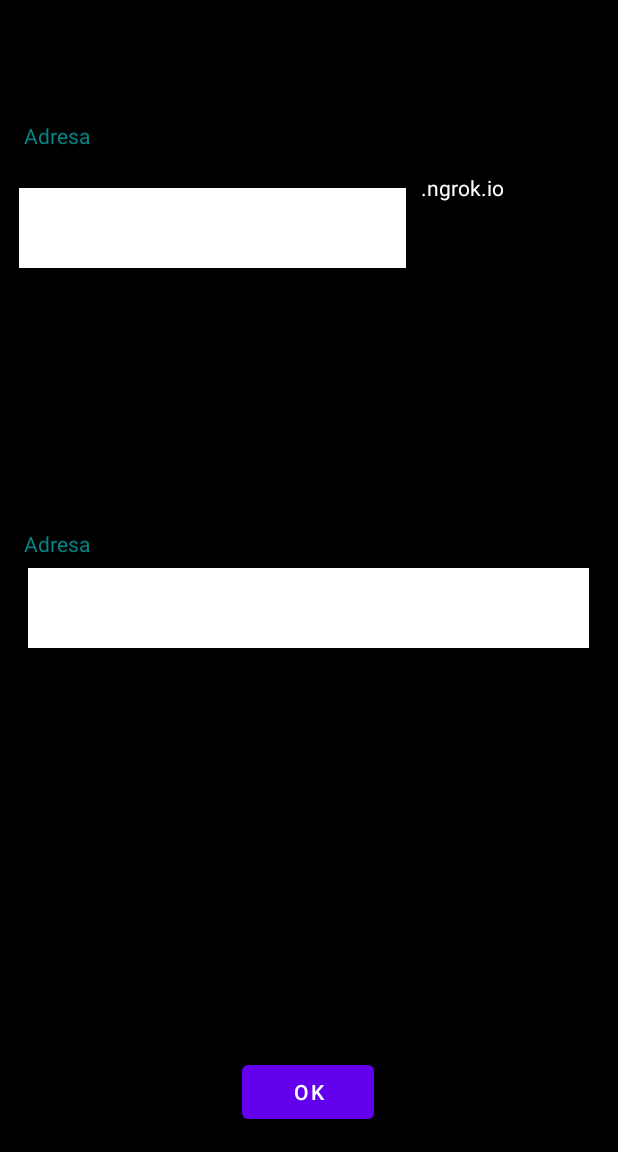
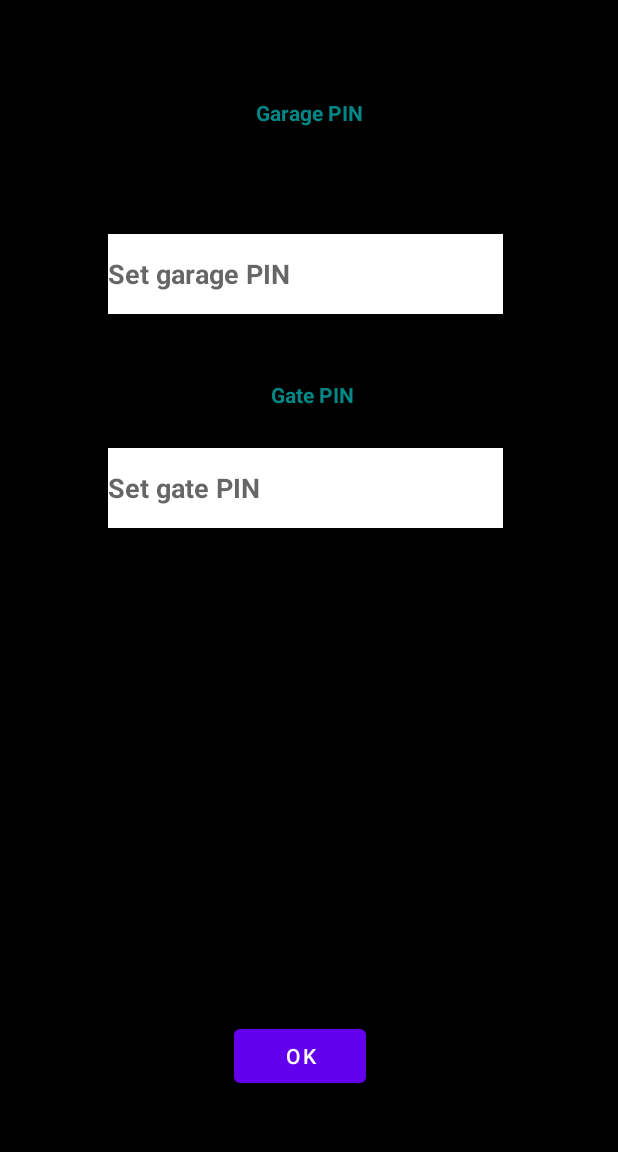
Before and after one commit to DeanoNoire/AndoApp, an Android app: the screen it shows after launch (SettingsActivity), after a tap on an icon or button, on a phone screen of 412 x 824 dp, the part 84-1236 px from its top. Run offline under Robolectric (Android 15) with nearby library versions, the phone set to English and light mode, and no system bars; network calls fail; 1 statement that could not run was skipped.

Commit message:
Volley added, settings altered

```diff
--- a/app/src/main/java/com/example/deanogater/MainActivity.kt
+++ b/app/src/main/java/com/example/deanogater/MainActivity.kt
@@ -1,5 +1,6 @@
 package com.example.deanogater
 
+import android.content.Context
 import androidx.appcompat.app.AppCompatActivity
 import android.os.Bundle
 import android.content.Intent
@@ -16,11 +17,14 @@ class MainActivity : AppCompatActivity() {
 
     val MAIN_URL = "http://nightingales.clanweb.eu"
 
-
-
     override fun onCreate(savedInstanceState: Bundle?) {
         super.onCreate(savedInstanceState)
         setContentView(R.layout.activity_main)
+
+        val sharedPreferences = getSharedPreferences("PRIPOJENI", Context.MODE_PRIVATE)
+        val garagePin = sharedPreferences.getString("GARAGEPIN", "")
+        val gatePin = sharedPreferences.getString("GATEPIN", "")
+
 
         settingsButton.setOnClickListener {
             val intent = Intent(this, SettingsActivity::class.java)
@@ -30,6 +34,20 @@ class MainActivity : AppCompatActivity() {
         restartScrap.setOnClickListener {
             restartScrap.visibility = INVISIBLE
             mainCoroutine()
+        }
+
+        gateImage.setOnClickListener{
+            println(gatePin)
+            if (gatePin != null) {
+                zmenStav(1, gatePin, this, MAIN_URL)
+            }
+        }
+
+        garageImage.setOnClickListener{
+            println(garagePin)
+            if (garagePin != null) {
+                zmenStav(2, garagePin, this, MAIN_URL)
+            }
         }
 
         mainCoroutine()
@@ -70,7 +88,7 @@ class MainActivity : AppCompatActivity() {
         if (gateChange == 1){
             val resName = "gat"+statusGate
             val idGate = resources.getIdentifier(resName, "drawable",packageName)
-            println(packageName+" "+resName+" "+idGate)
+            println("$packageName $resName $idGate")
             gateImage.setImageResource(idGate)
 
         }
@@ -78,7 +96,7 @@ class MainActivity : AppCompatActivity() {
         if (garageChange == 1){
             val resName = "gar"+statusGarage
             val idGarage = resources.getIdentifier(resName, "drawable",packageName)
-            println(packageName+" "+resName+" "+idGarage)
+            println("$packageName $resName $idGarage")
             garageImage.setImageResource(idGarage)
 
         }
@@ -86,7 +104,7 @@ class MainActivity : AppCompatActivity() {
 
     private fun checkChangeGarage(status: String): Int {
         val curr = GarageStatusText.text
-        println("GARAGE: Current: "+curr+" New:"+status)
+        println("GARAGE: Current: $curr New:$status")
         return if(curr == status){
             0
         } else 1
@@ -94,7 +112,7 @@ class MainActivity : AppCompatActivity() {
 
     private fun checkChangeGate(status: String): Int {
         val curr = GateStatusText.text
-        println("GATE: Current: "+curr+" New:"+status)
+        println("GATE: Current: $curr New:$status")
         return if(curr == status){
             0
         } else 1
--- a/app/src/main/java/com/example/deanogater/Poster.kt
+++ b/app/src/main/java/com/example/deanogater/Poster.kt
@@ -3,32 +3,38 @@ package com.example.deanogater
 import android.content.Context
 import android.util.Log
 import com.android.volley.Request;
-import com.android.volley.RequestQueue;
-import com.android.volley.Response;
-import com.android.volley.VolleyError;
 import com.android.volley.toolbox.StringRequest;
 import com.android.volley.toolbox.Volley;
 
-class Poster {
 
-    fun zmenStav(typ: Int, context: Context, url: String) {
-        val queue = Volley.newRequestQueue(context)
+
+
+    fun zmenStav(typ: Int, pin: String, context: Context, url: String) {
+        val requestQueue = Volley.newRequestQueue(context)
         var urlX = ""
         if (typ == 1) {
-            urlX = "http://nightingales.clanweb.eu/doGate.php"
+            urlX = "$url/doGate.php"
         }
 
+        if (typ == 2) {
+            urlX = "$url/doGarage.php"
+        }
 
-//        val stringRequest = StringRequest(Request.Method.GET, urlX,
-//            { response ->
-//                var strResp = response.toString()
-//        Log.d(strResp)
-//        },
-//            { Log.d("Nefunguje") }
-//            )
-//        queue.add(stringRequest)
+        val parameters: MutableMap<String, String> = HashMap()
+        parameters["pin"] = pin
 
-//
+        val strReq = object : StringRequest(
+            Request.Method.POST, urlX,
+            { response ->  Log.d("POSTER", "response: $response")},
+            { error ->Log.d("POSTER",  "error: $error") }
+        )
+
+        {
+            override fun getParams(): MutableMap<String, String>{
+                return parameters;
+            }
+        }
+
+        requestQueue.add(strReq)
 
     }
-}
--- a/app/src/main/java/com/example/deanogater/SettingsActivity.kt
+++ b/app/src/main/java/com/example/deanogater/SettingsActivity.kt
@@ -1,10 +1,10 @@
 package com.example.deanogater
 
-import android.annotation.SuppressLint
 import android.content.Context
 import androidx.appcompat.app.AppCompatActivity
 import android.os.Bundle
 import android.widget.*
+import kotlinx.android.synthetic.main.activity_settings.*
 
 class SettingsActivity : AppCompatActivity() {
 
@@ -14,23 +14,24 @@ class SettingsActivity : AppCompatActivity() {
 
         val sharedPreferences = getSharedPreferences("PRIPOJENI", Context.MODE_PRIVATE)
 
-        val hostnameEditText = findViewById<EditText>(R.id.hostnameSettingsEdit)
-        hostnameEditText.setText(sharedPreferences.getString("Hostname",""), TextView.BufferType.EDITABLE)
-        val zpravaEditText = findViewById<EditText>(R.id.zpravaSettingsEdit)
-        zpravaEditText.setText(sharedPreferences.getString("Zprava",""), TextView.BufferType.EDITABLE)
+
+        garagePINEdit.setText(sharedPreferences.getString("GARAGEPIN",""), TextView.BufferType.EDITABLE)
+        gatePINEdit.setText(sharedPreferences.getString("GATEPIN",""), TextView.BufferType.EDITABLE)
 
 
         val saveSettingsButton = findViewById<Button>(R.id.saveSettingsButton)
         saveSettingsButton.setOnClickListener {
             val editor = sharedPreferences.edit()
-            editor.putString("Hostname", hostnameEditText.text.toString())
-            editor.putString("Zprava", zpravaEditText.text.toString())
+            editor.putString("GARAGEPIN", garagePINEdit.text.toString())
+            editor.putString("GATEPIN", gatePINEdit.text.toString())
             editor.apply()
             finish()
             Toast.makeText(this,"Uloženo",Toast.LENGTH_SHORT).show()
 
-            super.onBackPressed();
+            super.onBackPressed()
 
         }
     }
+
+
 }
--- a/app/src/main/res/layout/activity_settings.xml
+++ b/app/src/main/res/layout/activity_settings.xml
@@ -8,24 +8,27 @@
     tools:context=".MainActivity">
 
     <TextView
-        android:id="@+id/zpravaText"
-        android:layout_width="46dp"
-        android:layout_height="16dp"
-        android:layout_marginStart="16dp"
-        android:layout_marginBottom="10dp"
-        android:text="@string/hostnameSettingsText"
+        android:id="@+id/gatePINTextView"
+        android:layout_width="94dp"
+        android:layout_height="25dp"
+        android:layout_marginBottom="20dp"
+        android:text="@string/gatePINText"
+        android:textAlignment="center"
         android:textColor="@color/teal_700"
-        app:layout_constraintBottom_toTopOf="@+id/zpravaSettingsEdit"
-        app:layout_constraintStart_toStartOf="parent"
-        tools:text="@string/zprava" />
+        android:textStyle="bold"
+        app:layout_constraintBottom_toTopOf="@+id/gatePINEdit"
+        app:layout_constraintEnd_toEndOf="parent"
+        app:layout_constraintHorizontal_bias="0.507"
+        app:layout_constraintStart_toStartOf="parent" />
 
     <EditText
-        android:id="@+id/zpravaSettingsEdit"
-        android:layout_width="374dp"
+        android:id="@+id/gatePINEdit"
+        android:layout_width="263dp"
         android:layout_height="53dp"
-        android:layout_marginBottom="272dp"
+        android:layout_marginBottom="328dp"
         android:background="@color/white"
         android:ems="10"
+        android:hint="@string/gatePINHint"
         android:importantForAutofill="no"
         android:inputType="number"
         android:textColor="@color/black"
@@ -36,58 +39,46 @@
         app:layout_constraintStart_toStartOf="parent"
         tools:ignore="SpeakableTextPresentCheck" />
 
-    <TextView
-        android:id="@+id/hostnameSettingsView"
-        android:layout_width="wrap_content"
-        android:layout_height="wrap_content"
-        android:layout_marginStart="16dp"
-        android:text="@string/hostnameSettingsText"
-        android:textColor="@color/teal_700"
-        app:layout_constraintBottom_toTopOf="@+id/hostnameSettingsEdit"
-        app:layout_constraintStart_toStartOf="parent"
-        app:layout_constraintTop_toTopOf="parent"
-        app:layout_constraintVertical_bias="0.763" />
-
     <EditText
-        android:id="@+id/hostnameSettingsEdit"
-        android:layout_width="258dp"
+        android:id="@+id/garagePINEdit"
+        android:layout_width="263dp"
         android:layout_height="53dp"
-        android:layout_marginBottom="174dp"
+        android:layout_marginBottom="44dp"
         android:background="@color/white"
         android:ems="10"
+        android:hint="@string/garagePINHint"
         android:importantForAutofill="no"
-        android:inputType="textPersonName"
-        android:singleLine="true"
+        android:inputType="number"
         android:textColor="@color/black"
-        app:layout_constraintBottom_toTopOf="@+id/zpravaText"
-        app:layout_constraintEnd_toStartOf="@+id/ngrokText"
-        app:layout_constraintHorizontal_bias="0.555"
+        android:textStyle="bold"
+        app:layout_constraintBottom_toTopOf="@+id/gatePINTextView"
+        app:layout_constraintEnd_toEndOf="parent"
+        app:layout_constraintHorizontal_bias="0.486"
         app:layout_constraintStart_toStartOf="parent"
         tools:ignore="SpeakableTextPresentCheck" />
 
     <TextView
-        android:id="@+id/ngrokText"
-        android:layout_width="wrap_content"
-        android:layout_height="wrap_content"
-        android:layout_marginTop="56dp"
-        android:layout_marginEnd="76dp"
-        android:text="@string/ngrokText"
-        android:textColor="@color/white"
-        app:layout_constraintBottom_toTopOf="@+id/zpravaText"
+        android:id="@+id/garagePINTextView"
+        android:layout_width="99dp"
+        android:layout_height="26dp"
+        android:text="@string/garagePINText"
+        android:textAlignment="center"
+        android:textColor="@color/teal_700"
+        android:textStyle="bold"
+        app:layout_constraintBottom_toTopOf="@+id/garagePINEdit"
         app:layout_constraintEnd_toEndOf="parent"
-        app:layout_constraintTop_toTopOf="parent"
-        app:layout_constraintVertical_bias="0.214"
-        tools:text=".ngrok.io" />
+        app:layout_constraintStart_toStartOf="parent"
+        app:layout_constraintTop_toTopOf="parent" />
 
     <Button
         android:id="@+id/saveSettingsButton"
         android:layout_width="wrap_content"
         android:layout_height="wrap_content"
-        android:layout_marginBottom="16dp"
+        android:layout_marginBottom="40dp"
         android:text="@string/OK"
         app:layout_constraintBottom_toBottomOf="parent"
         app:layout_constraintEnd_toEndOf="parent"
-        app:layout_constraintHorizontal_bias="0.498"
+        app:layout_constraintHorizontal_bias="0.482"
         app:layout_constraintStart_toStartOf="parent" />
 
 </androidx.constraintlayout.widget.ConstraintLayout>
--- a/app/src/main/res/values/strings.xml
+++ b/app/src/main/res/values/strings.xml
@@ -6,4 +6,8 @@
     <string name="ngrokText">.ngrok.io</string>
     <string name="localChipDesc">Localhost</string>
     <string name="localhostValueHint">192.168.1.127:5000</string>
+    <string name="garagePINText">Garage PIN</string>
+    <string name="gatePINText">Gate PIN</string>
+    <string name="garagePINHint">Set garage PIN</string>
+    <string name="gatePINHint">Set gate PIN</string>
 </resources>
```
